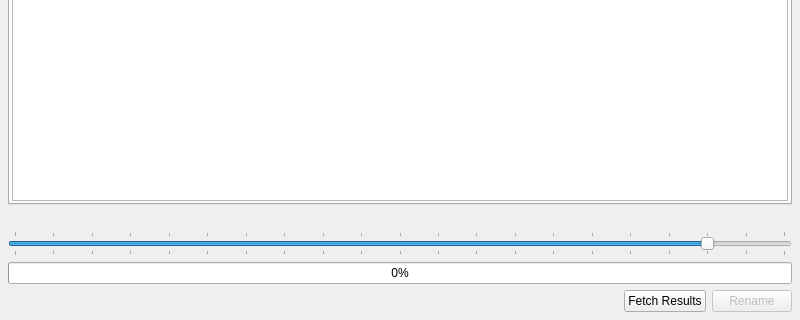
Before: the Qt Designer form revengai/ui/auto_analysis_panel.ui in RevEngAI/reai-ida, drawn with Qt 5; both pictures show x 0 to 800 and y 280 to 600 of the 800 by 600 pixel window.
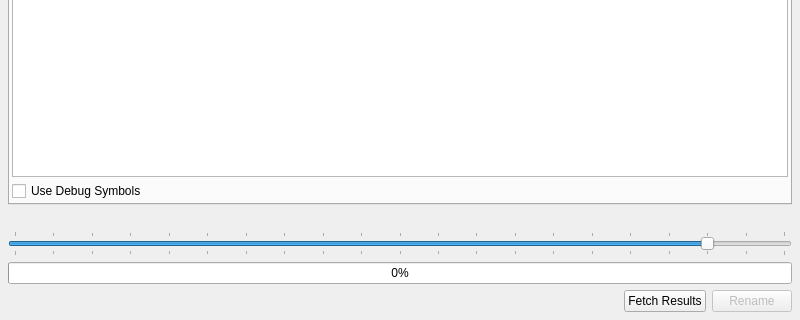
After: the same form once the commit is applied. Icons and pictures are not drawn.

Commit message: partial update ui not yet generated the python file

```diff
--- a/revengai/ui/auto_analysis_panel.ui
+++ b/revengai/ui/auto_analysis_panel.ui
@@ -129,6 +129,48 @@
          </attribute>
         </widget>
        </item>
+       <item>
+        <layout class="QHBoxLayout" name="debugSymbolLayout">
+         <property name="spacing">
+          <number>0</number>
+         </property>
+         <property name="sizeConstraint">
+          <enum>QLayout::SetFixedSize</enum>
+         </property>
+         <property name="leftMargin">
+          <number>0</number>
+         </property>
+         <property name="topMargin">
+          <number>0</number>
+         </property>
+         <property name="rightMargin">
+          <number>0</number>
+         </property>
+         <property name="bottomMargin">
+          <number>0</number>
+         </property>
+         <item>
+          <widget class="QCheckBox" name="checkBox">
+           <property name="text">
+            <string>Use Debug Symbols</string>
+           </property>
+          </widget>
+         </item>
+         <item>
+          <spacer name="horizontalSpacer_2">
+           <property name="orientation">
+            <enum>Qt::Horizontal</enum>
+           </property>
+           <property name="sizeHint" stdset="0">
+            <size>
+             <width>40</width>
+             <height>20</height>
+            </size>
+           </property>
+          </spacer>
+         </item>
+        </layout>
+       </item>
       </layout>
      </widget>
      <widget class="QWidget" name="tab_2">
```
